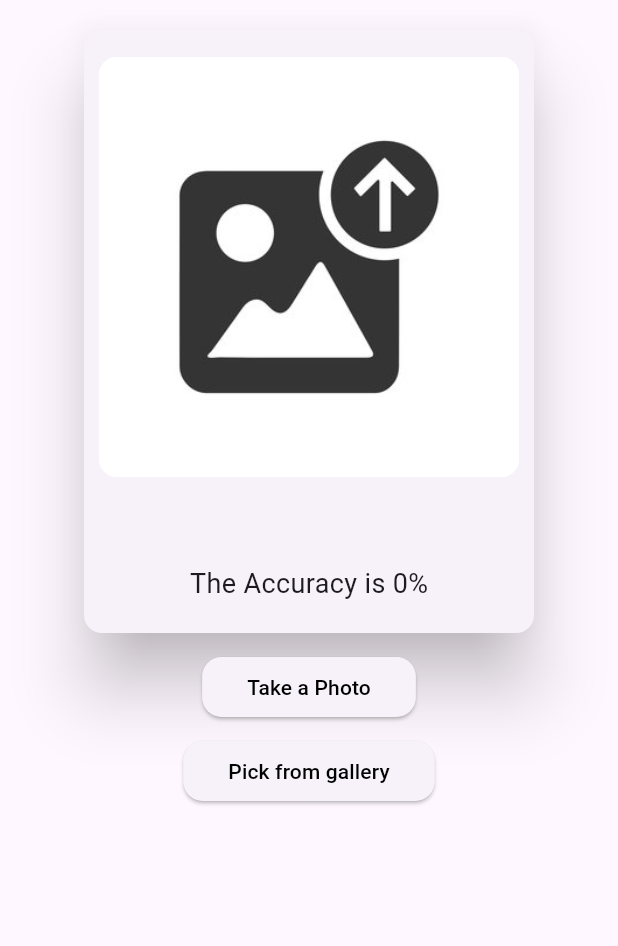
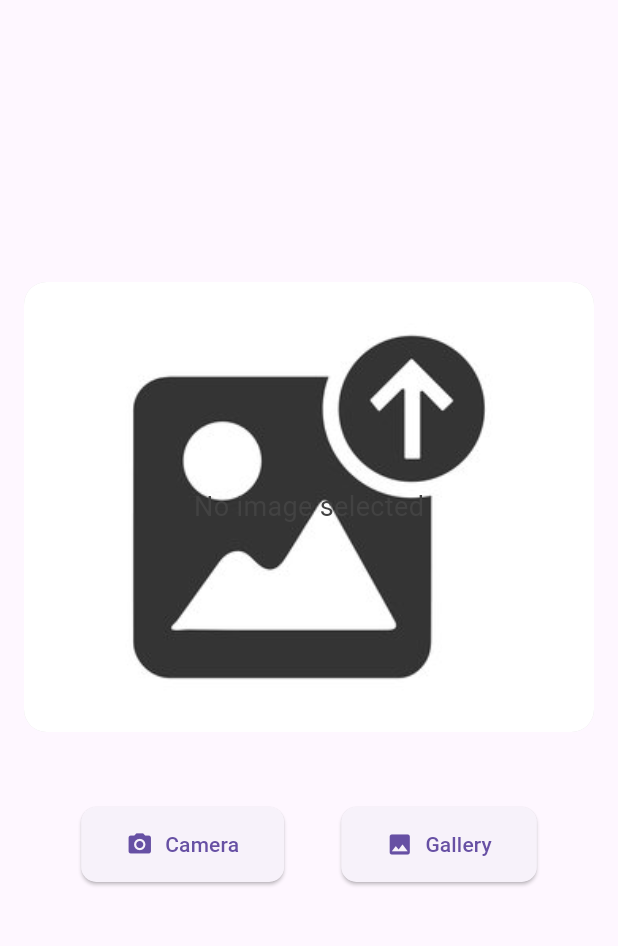
Before and after one commit to ADHI1808/Nature_sync, a Flutter app: the screen it shows after launch, after a tap on the "document scanner" icon, on a phone screen of 412 x 824 dp, the part 78-1024 px from its top. Run offline on Flutter 3.47's test engine with Material 3 defaults, Android fonts, the phone set to English and light mode, and no system bars; our stand-ins replace flutter_hooks, flutter_riverpod, google_fonts, hive, hive_flutter, hooks_riverpod and 4 more; missing offline and left inert: flutter_tflite; accounts and stored records are empty; project files that could hold a hidden picture were left out.

Commit message:
1st push

```diff
--- a/lib/Ml/LeafScanner.dart
+++ b/lib/Ml/LeafScanner.dart
@@ -1,8 +1,8 @@
 import 'dart:io';
 import 'package:flutter/material.dart';
 import 'package:image_picker/image_picker.dart';
+import 'package:flutter_tflite/flutter_tflite.dart'; // Ensure Tflite is correctly imported
 import 'dart:developer' as devtools;
-import 'package:flutter_tflite/flutter_tflite.dart';
 
 class LeafScanner extends StatefulWidget {
   const LeafScanner({super.key});
@@ -16,201 +16,174 @@ class _LeafScannerState extends State<LeafScanner> {
   String label = '';
   double confidence = 0.0;
 
-  Future<void> _tfLteInit() async {
-    String? res = await Tflite.loadModel(
+  @override
+  void initState() {
+    super.initState();
+    _initializeTfLite();
+  }
+
+  Future<void> _initializeTfLite() async {
+    try {
+      await Tflite.loadModel(
         model: "assets/internml.tflite",
         labels: "assets/labels.txt",
-        numThreads: 1, // defaults to 1
-        isAsset: true, // defaults to true, set to false to load resources outside assets
-        useGpuDelegate: false // defaults to false, set to true to use GPU delegate
+        numThreads: 1,
+        isAsset: true,
+        useGpuDelegate: false,
       );
+    } catch (e) {
+      devtools.log("Failed to load model: $e");
+    }
   }
 
-  Future<void> pickImageGallery() async {
-    final ImagePicker picker = ImagePicker();
-    final XFile? image = await picker.pickImage(source: ImageSource.gallery);
+  Future<void> _pickImage(ImageSource source) async {
+    final picker = ImagePicker();
+    final image = await picker.pickImage(source: source);
 
     if (image == null) return;
 
-    var imageMap = File(image.path);
+    final imageFile = File(image.path);
 
     setState(() {
-      filePath = imageMap;
+      filePath = imageFile;
     });
 
-    var recognitions = await Tflite.runModelOnImage(
-        path: image.path, // required
-        imageMean: 0.0, // defaults to 117.0
-        imageStd: 255.0, // defaults to 1.0
-        numResults: 2, // defaults to 5
-        threshold: 0.2, // defaults to 0.1
-        asynch: true // defaults to true
+    _classifyImage(image.path);
+  }
+
+  Future<void> _classifyImage(String path) async {
+    try {
+      final recognitions = await Tflite.runModelOnImage(
+        path: path,
+        imageMean: 0.0,
+        imageStd: 255.0,
+        numResults: 2,
+        threshold: 0.2,
+        asynch: true,
       );
 
       if (recognitions == null) {
-      devtools.log("recognitions is Null");
+        devtools.log("No recognitions found");
         return;
       }
+
       devtools.log(recognitions.toString());
       setState(() {
         confidence = (recognitions[0]['confidence'] * 100);
         label = recognitions[0]['label'].toString();
       });
+    } catch (e) {
+      devtools.log("Failed to classify image: $e");
     }
-
-  Future<void> pickImageCamera() async {
-    final ImagePicker picker = ImagePicker();
-    final XFile? image = await picker.pickImage(source: ImageSource.camera);
-
-    if (image == null) return;
-
-    var imageMap = File(image.path);
-
-    setState(() {
-      filePath = imageMap;
-    });
-
-    var recognitions = await Tflite.runModelOnImage(
-        path: image.path, // required
-        imageMean: 0.0, // defaults to 117.0
-        imageStd: 255.0, // defaults to 1.0
-        numResults: 2, // defaults to 5
-        threshold: 0.2, // defaults to 0.1
-        asynch: true // defaults to true
-    );
-
-    if (recognitions == null) {
-      devtools.log("recognitions is Null");
-      return;
-    }
-    devtools.log(recognitions.toString());
-    setState(() {
-      confidence = (recognitions[0]['confidence'] * 100);
-      label = recognitions[0]['label'].toString();
-    });
   }
 
   @override
   void dispose() {
+    Tflite.close();
     super.dispose();
-    Tflite.close();
-  }
-
-  @override
-  void initState() {
-    super.initState();
-    _tfLteInit();
   }
 
   @override
   Widget build(BuildContext context) {
     return Scaffold(
       appBar: AppBar(
-        title: const Text("Leaf Scan"),centerTitle: true,
+        title: const Text("Leaf Scan"),
+        centerTitle: true,
       ),
-      body: SingleChildScrollView(
-        child: Center(
+      body: Padding(
+        padding: const EdgeInsets.all(16.0),
         child: Column(
+          mainAxisAlignment: MainAxisAlignment.center,
           children: [
-              const SizedBox(
-                height: 12,
+            if (filePath != null)
+              Container(
+                width: double.infinity,
+                height: 300,
+                decoration: BoxDecoration(
+                  borderRadius: BorderRadius.circular(15),
+                  image: DecorationImage(
+                    image: FileImage(filePath!),
+                    fit: BoxFit.cover,
                   ),
-              Card(
-                elevation: 20,
-                clipBehavior: Clip.hardEdge,
-                child: SizedBox(
-                  width: 300,
-                  child: SingleChildScrollView(
-                    child: Column(
-                      children: [
-                        const SizedBox(
-                          height: 18,
                 ),
+              )
+            else
               Container(
-                          height: 280,
-                          width: 280,
+                width: double.infinity,
+                height: 300,
                 decoration: BoxDecoration(
-                            color: Colors.white,
-                            borderRadius: BorderRadius.circular(12),
+                  color: Colors.grey[300],
+                  borderRadius: BorderRadius.circular(15),
                   image: const DecorationImage(
                     image: AssetImage('assets/upload.jpg'),
+                    fit: BoxFit.cover,
                   ),
                 ),
-                          child: filePath == null
-                              ? const Text('')
-                              : Image.file(
-                            filePath!,
-                            fit: BoxFit.fill,
+                child: Center(
+                  child: Text(
+                    "No image selected",
+                    style: TextStyle(
+                      color: Colors.grey[800],
+                      fontSize: 18,
                     ),
                   ),
-                        const SizedBox(
-                          height: 12,
                 ),
-                        Padding(
-                          padding: const EdgeInsets.all(8.0),
-                          child: Column(
+              ),
+            const SizedBox(height: 20),
+            if (label.isNotEmpty)
+              Column(
                 children: [
                   Text(
-                                label,
-                                style: const TextStyle(
-                                  fontSize: 18,
+                    "Label: $label",
+                    style: TextStyle(
+                      fontSize: 20,
                       fontWeight: FontWeight.bold,
                     ),
                   ),
-                              const SizedBox(
-                                height: 12,
-                              ),
+                  const SizedBox(height: 10),
                   Text(
-                                "The Accuracy is ${confidence.toStringAsFixed(0)}%",
-                                style: const TextStyle(
+                    "Confidence: ${confidence.toStringAsFixed(2)}%",
+                    style: TextStyle(
                       fontSize: 18,
-                                ),
-                              ),
-                              const SizedBox(
-                                height: 12,
-                              ),
-                            ],
                     ),
                   ),
                 ],
               ),
+            const SizedBox(height: 30),
+            Row(
+              mainAxisAlignment: MainAxisAlignment.spaceEvenly,
+              children: [
+                ElevatedButton.icon(
+                  onPressed: () => _pickImage(ImageSource.camera),
+                  icon: const Icon(Icons.camera_alt),
+                  label: const Text("Camera"),
+                  style: ElevatedButton.styleFrom(
+                    padding: const EdgeInsets.symmetric(
+                      horizontal: 30,
+                      vertical: 15,
+                    ),
+                    shape: RoundedRectangleBorder(
+                      borderRadius: BorderRadius.circular(10),
                     ),
                   ),
                 ),
-              const SizedBox(
-                height: 8,
-              ),
-              ElevatedButton(
-                onPressed: pickImageCamera,
+                ElevatedButton.icon(
+                  onPressed: () => _pickImage(ImageSource.gallery),
+                  icon: const Icon(Icons.photo),
+                  label: const Text("Gallery"),
                   style: ElevatedButton.styleFrom(
                     padding: const EdgeInsets.symmetric(
-                        horizontal: 30, vertical: 10),
+                      horizontal: 30,
+                      vertical: 15,
+                    ),
                     shape: RoundedRectangleBorder(
-                      borderRadius: BorderRadius.circular(13),
+                      borderRadius: BorderRadius.circular(10),
                     ),
-                    foregroundColor: Colors.black),
-                child: const Text(
-                  "Take a Photo",
-                ),
-              ),
-              const SizedBox(
-                height: 8,
-              ),
-              ElevatedButton(
-                onPressed: pickImageGallery,
-                style: ElevatedButton.styleFrom(
-                    padding: const EdgeInsets.symmetric(
-                        horizontal: 30, vertical: 10),
-                    shape: RoundedRectangleBorder(
-                      borderRadius: BorderRadius.circular(13),
-                    ),
-                    foregroundColor: Colors.black),
-                child: const Text(
-                  "Pick from gallery",
                   ),
                 ),
               ],
             ),
+          ],
         ),
       ),
     );
--- a/pubspec.yaml
+++ b/pubspec.yaml
@@ -82,6 +82,10 @@ flutter:
   # To add assets to your application, add an assets section, like this:
   assets:
     - assets/
+    - assets/animations/config.json
+    - assets/animations/custom_variable.json
+    - assets/animations/name_your_plant.json
+    - assets/animations/taking_a_picture.json
   #   - images/a_dot_ham.jpeg
 
   # An image asset can refer to one or more resolution-specific "variants", see
```
Also changed, not shown: lib/presentation/screens/new_plant/steps/new_plant_image.dart (+6 -6 lines). Lines whose indentation alone changed are shown as unchanged.
